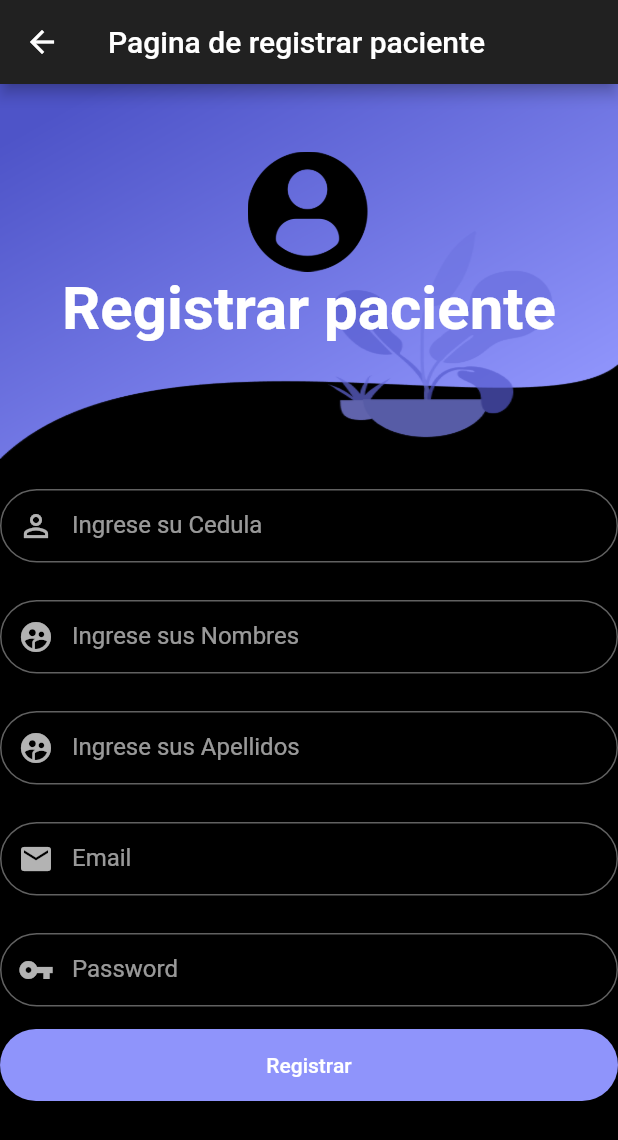
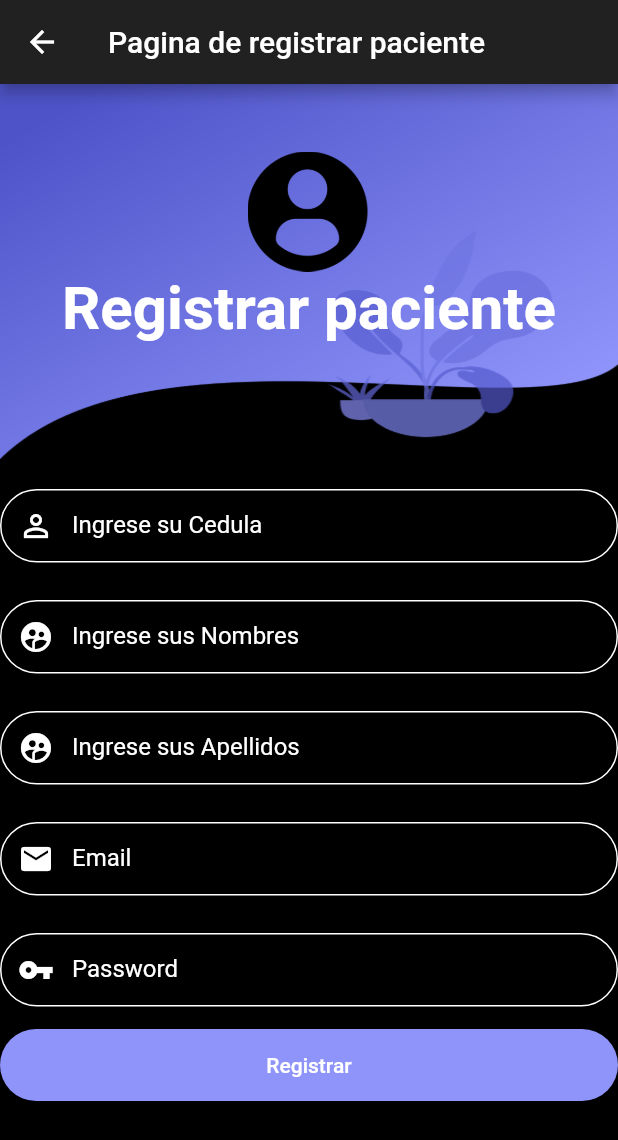
Before and after one commit to jhone8064/medicalappfront, a Flutter app: the screen it shows after launch, after a tap on "Registrar", on a phone screen of 412 x 824 dp. Shown: the top 1140 px of the screen. Run offline on Flutter 3.47's test engine with Material 2 defaults, Android fonts, the phone set to English and light mode, and no system bars; our stand-ins replace curved_navigation_bar, flutter_secure_storage, rxdart, simple_animations; accounts and stored records are empty; network calls fail.

Commit message:
Se corrige el color de los textfield

```diff
--- a/medicalappfront/lib/src/ui/ui_login.dart
+++ b/medicalappfront/lib/src/ui/ui_login.dart
@@ -139,16 +139,20 @@ Widget usernameTextField(LoginBloc bloc) => StreamBuilder<String>(
       stream: bloc.username,
       builder: (context, snap) {
         return TextField(
+          style: TextStyle(color: Colors.white, fontWeight: FontWeight.w300),
           keyboardType: TextInputType.emailAddress,
           onChanged: bloc.changeUsername,
           decoration: InputDecoration(
+              enabledBorder: OutlineInputBorder(borderRadius: BorderRadius.all(Radius.circular(30)), borderSide: BorderSide(color: Colors.white)),
               contentPadding: EdgeInsets.fromLTRB(20.0, 15.0, 20.0, 15.0),
               labelText: 'Email',
+              labelStyle: TextStyle(color: Colors.white),
               hintText: 'user@correo.com',
-              prefixIcon: Icon(Icons.email),
-              border: OutlineInputBorder(
-                borderRadius: BorderRadius.circular(32.0),
+              prefixIcon: Icon(Icons.email, color: Colors.white),
+              border: OutlineInputBorder(borderRadius: BorderRadius.all(Radius.circular(30))
               ),
+
+
               errorText: snap.error),
         );
       },
@@ -161,13 +165,15 @@ Widget passwordTextField(LoginBloc bloc) => StreamBuilder<String>(
         obscureText: true,
         onChanged: bloc.changePassword,
         decoration: InputDecoration(
+            enabledBorder: OutlineInputBorder(borderRadius: BorderRadius.all(Radius.circular(30)), borderSide: BorderSide(color: Colors.white)),
             contentPadding: EdgeInsets.fromLTRB(20.0, 15.0, 20.0, 15.0),
             labelText: 'Password',
+            labelStyle: TextStyle(color: Colors.white),
             hintText: 'Password',
-            prefixIcon: Icon(Icons.vpn_key),
+            prefixIcon: Icon(Icons.vpn_key, color: Colors.white,),
             errorText: snap.error,
-            border:
-                OutlineInputBorder(borderRadius: BorderRadius.circular(32.0))),
+            border: OutlineInputBorder(borderRadius: BorderRadius.all(Radius.circular(30)))
+            ),
       );
     });
 
--- a/medicalappfront/lib/src/ui/ui_registrar.dart
+++ b/medicalappfront/lib/src/ui/ui_registrar.dart
@@ -88,12 +88,13 @@ Widget cedulaTextField(RegistrarBloc bloc) => StreamBuilder<String>(
           keyboardType: TextInputType.number,
           onChanged: bloc.changeCedula,
           decoration: InputDecoration(
+              enabledBorder: OutlineInputBorder(borderRadius: BorderRadius.all(Radius.circular(30)), borderSide: BorderSide(color: Colors.white)),
               contentPadding: EdgeInsets.fromLTRB(20.0, 15.0, 20.0, 15.0),
               labelText: 'Ingrese su Cedula',
+              labelStyle: TextStyle(color: Colors.white),
               hintText: 'Cedula',
-              prefixIcon: Icon(Icons.perm_identity),
-              border: OutlineInputBorder(
-                borderRadius: BorderRadius.circular(32.0),
+              prefixIcon: Icon(Icons.perm_identity, color: Colors.white),
+              border: OutlineInputBorder(borderRadius: BorderRadius.all(Radius.circular(30))
               ),
               errorText: snap.error),
         );
@@ -107,12 +108,13 @@ Widget nombresTextField(RegistrarBloc bloc) => StreamBuilder<String>(
           keyboardType: TextInputType.text,
           onChanged: bloc.changeNombre,
           decoration: InputDecoration(
+              enabledBorder: OutlineInputBorder(borderRadius: BorderRadius.all(Radius.circular(30)), borderSide: BorderSide(color: Colors.white)),
               contentPadding: EdgeInsets.fromLTRB(20.0, 15.0, 20.0, 15.0),
               labelText: 'Ingrese sus Nombres',
+              labelStyle: TextStyle(color: Colors.white),
               hintText: 'Nombres',
-              prefixIcon: Icon(Icons.supervised_user_circle),
-              border: OutlineInputBorder(
-                borderRadius: BorderRadius.circular(32.0),
+              prefixIcon: Icon(Icons.supervised_user_circle, color: Colors.white),
+              border: OutlineInputBorder(borderRadius: BorderRadius.all(Radius.circular(30))
               ),
               errorText: snap.error),
         );
@@ -126,12 +128,13 @@ Widget apellidosTextField(RegistrarBloc bloc) => StreamBuilder<String>(
           keyboardType: TextInputType.text,
           onChanged: bloc.changeApellidos,
           decoration: InputDecoration(
+              enabledBorder: OutlineInputBorder(borderRadius: BorderRadius.all(Radius.circular(30)), borderSide: BorderSide(color: Colors.white)),
               contentPadding: EdgeInsets.fromLTRB(20.0, 15.0, 20.0, 15.0),
               labelText: 'Ingrese sus Apellidos',
+              labelStyle: TextStyle(color: Colors.white),
               hintText: 'Apellidos',
-              prefixIcon: Icon(Icons.supervised_user_circle),
-              border: OutlineInputBorder(
-                borderRadius: BorderRadius.circular(32.0),
+              prefixIcon: Icon(Icons.supervised_user_circle, color: Colors.white),
+              border: OutlineInputBorder(borderRadius: BorderRadius.all(Radius.circular(30))
               ),
               errorText: snap.error),
         );
@@ -145,12 +148,13 @@ Widget usernameTextField(RegistrarBloc bloc) => StreamBuilder<String>(
           keyboardType: TextInputType.emailAddress,
           onChanged: bloc.changeUsername,
           decoration: InputDecoration(
+              enabledBorder: OutlineInputBorder(borderRadius: BorderRadius.all(Radius.circular(30)), borderSide: BorderSide(color: Colors.white)),
               contentPadding: EdgeInsets.fromLTRB(20.0, 15.0, 20.0, 15.0),
               labelText: 'Email',
+              labelStyle: TextStyle(color: Colors.white),
               hintText: 'user@correo.com',
-              prefixIcon: Icon(Icons.email),
-              border: OutlineInputBorder(
-                borderRadius: BorderRadius.circular(32.0),
+              prefixIcon: Icon(Icons.email, color: Colors.white),
+              border: OutlineInputBorder(borderRadius: BorderRadius.all(Radius.circular(30))
               ),
               errorText: snap.error),
         );
@@ -164,13 +168,15 @@ Widget passwordTextField(RegistrarBloc bloc) => StreamBuilder<String>(
         obscureText: true,
         onChanged: bloc.changePassword,
         decoration: InputDecoration(
+            enabledBorder: OutlineInputBorder(borderRadius: BorderRadius.all(Radius.circular(30)), borderSide: BorderSide(color: Colors.white)),
             contentPadding: EdgeInsets.fromLTRB(20.0, 15.0, 20.0, 15.0),
             labelText: 'Password',
+            labelStyle: TextStyle(color: Colors.white),
             hintText: 'Password',
-            prefixIcon: Icon(Icons.vpn_key),
+            prefixIcon: Icon(Icons.vpn_key, color: Colors.white),
             errorText: snap.error,
-            border:
-                OutlineInputBorder(borderRadius: BorderRadius.circular(32.0))),
+            border: OutlineInputBorder(borderRadius: BorderRadius.all(Radius.circular(30)))
+                ),
       );
     });
 
```
Also changed, not shown: medicalappfront/lib/src/ui/ui_consultarcita.dart (+16 -12 lines), medicalappfront/lib/src/ui/ui_registrarcita.dart (+12 -9 lines).
